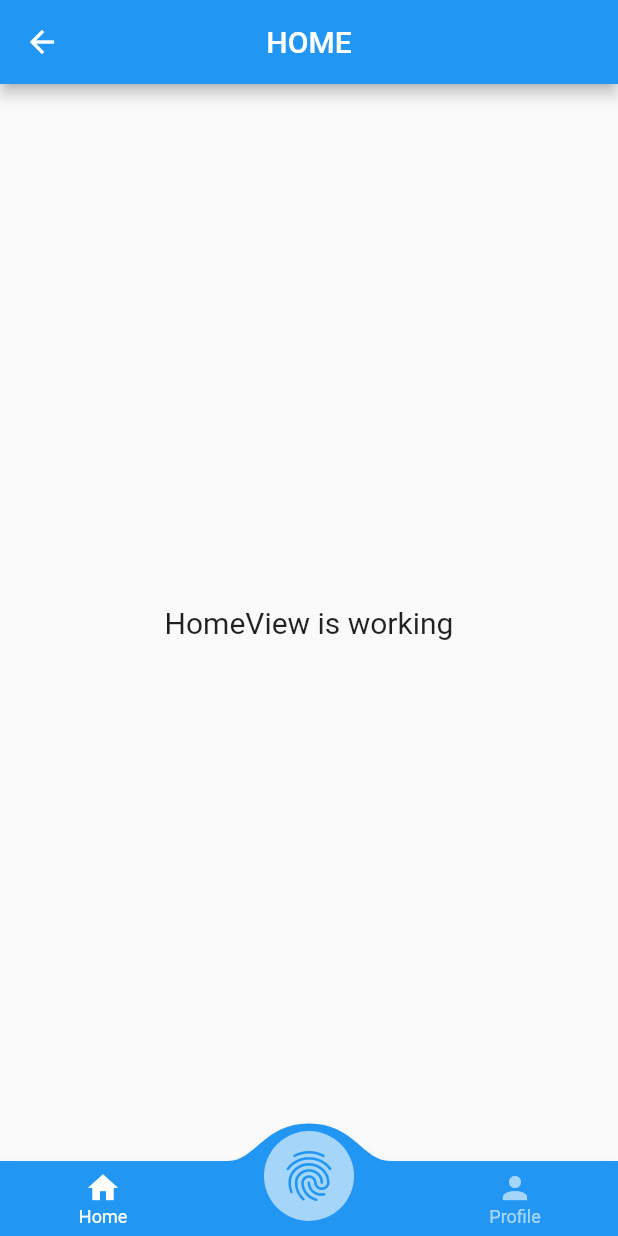
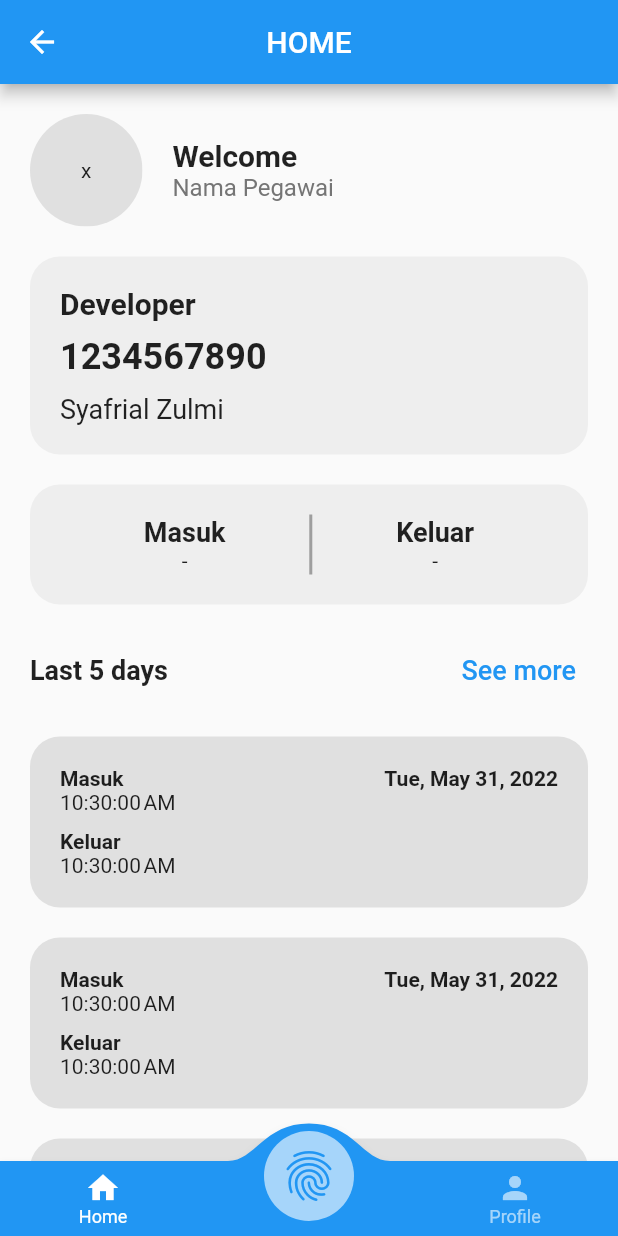
Before and after one commit to syafrialzulmi/flutter_presence4, a Flutter app: the HomeView screen opened by its route, on a phone screen of 412 x 824 dp. Run offline on Flutter 3.47's test engine with Material 2 defaults, Android fonts, the light colour scheme and no system bars; drawn by our look-alikes of convex_bottom_bar; our stand-ins replace cloud_firestore, firebase_auth, firebase_core, firebase_storage, get, image_picker; accounts and stored records are empty.

Commit message:
home view ui

```diff
--- a/lib/app/modules/home/views/home_view.dart
+++ b/lib/app/modules/home/views/home_view.dart
@@ -3,6 +3,7 @@ import 'package:flutter/material.dart';
 import 'package:flutter_presence4/app/routes/app_pages.dart';
 
 import 'package:get/get.dart';
+import 'package:intl/intl.dart';
 
 import '../controllers/home_controller.dart';
 import '../../../controllers/page_index_controller.dart';
@@ -15,18 +16,200 @@ class HomeView extends GetView<HomeController> {
       appBar: AppBar(
         title: Text('HOME'),
         centerTitle: true,
-        // actions: [
-        //   IconButton(
-        //     onPressed: () => Get.toNamed(Routes.PROFILE),
-        //     icon: Icon(Icons.person),
-        //   ),
-        // ],
       ),
-      body: Center(
-        child: Text(
-          'HomeView is working',
-          style: TextStyle(fontSize: 20),
-        ),
+      body: ListView(
+        padding: EdgeInsets.all(20),
+        children: [
+          Row(
+            crossAxisAlignment: CrossAxisAlignment.center,
+            children: [
+              ClipOval(
+                child: Container(
+                  height: 75,
+                  width: 75,
+                  color: Colors.grey[300],
+                  child: Center(
+                    child: Text("x"),
+                  ),
+                ),
+              ),
+              SizedBox(
+                width: 20,
+              ),
+              Column(
+                crossAxisAlignment: CrossAxisAlignment.start,
+                children: [
+                  Text(
+                    "Welcome",
+                    style: TextStyle(
+                      fontSize: 20,
+                      fontWeight: FontWeight.bold,
+                    ),
+                  ),
+                  Text(
+                    "Nama Pegawai",
+                    style: TextStyle(
+                      fontSize: 16,
+                      color: Colors.grey[600],
+                    ),
+                  ),
+                ],
+              ),
+            ],
+          ),
+          SizedBox(
+            height: 20,
+          ),
+          Container(
+            padding: EdgeInsets.all(20),
+            decoration: BoxDecoration(
+              borderRadius: BorderRadius.circular(20),
+              color: Colors.grey[200],
+            ),
+            child: Column(
+              crossAxisAlignment: CrossAxisAlignment.start,
+              children: [
+                Text(
+                  'Developer',
+                  style: TextStyle(
+                    fontSize: 20,
+                    fontWeight: FontWeight.bold,
+                  ),
+                ),
+                SizedBox(
+                  height: 10,
+                ),
+                Text(
+                  '1234567890',
+                  style: TextStyle(
+                    fontSize: 24,
+                    fontWeight: FontWeight.bold,
+                  ),
+                ),
+                SizedBox(
+                  height: 10,
+                ),
+                Text(
+                  'Syafrial Zulmi',
+                  style: TextStyle(
+                    fontSize: 18,
+                  ),
+                ),
+              ],
+            ),
+          ),
+          SizedBox(
+            height: 20,
+          ),
+          Container(
+            padding: EdgeInsets.all(20),
+            decoration: BoxDecoration(
+              borderRadius: BorderRadius.circular(20),
+              color: Colors.grey[200],
+            ),
+            child: Row(
+              mainAxisAlignment: MainAxisAlignment.spaceEvenly,
+              children: [
+                Column(
+                  children: [
+                    Text(
+                      'Masuk',
+                      style: TextStyle(
+                        fontSize: 18,
+                        fontWeight: FontWeight.bold,
+                      ),
+                    ),
+                    Text('-'),
+                  ],
+                ),
+                Container(
+                  width: 2,
+                  height: 40,
+                  color: Colors.grey,
+                ),
+                Column(
+                  children: [
+                    Text(
+                      'Keluar',
+                      style: TextStyle(
+                        fontSize: 18,
+                        fontWeight: FontWeight.bold,
+                      ),
+                    ),
+                    Text('-'),
+                  ],
+                )
+              ],
+            ),
+          ),
+          SizedBox(
+            height: 20,
+          ),
+          Row(
+            mainAxisAlignment: MainAxisAlignment.spaceBetween,
+            children: [
+              Text(
+                "Last 5 days",
+                style: TextStyle(
+                  fontWeight: FontWeight.bold,
+                  fontSize: 18,
+                ),
+              ),
+              TextButton(
+                onPressed: () {},
+                child: Text(
+                  "See more",
+                  style: TextStyle(
+                    fontSize: 18,
+                  ),
+                ),
+              ),
+            ],
+          ),
+          SizedBox(
+            height: 20,
+          ),
+          ListView.builder(
+            shrinkWrap: true,
+            physics: NeverScrollableScrollPhysics(),
+            itemCount: 5,
+            itemBuilder: (context, index) {
+              return Container(
+                margin: EdgeInsets.only(bottom: 20),
+                padding: EdgeInsets.all(20),
+                decoration: BoxDecoration(
+                  borderRadius: BorderRadius.circular(20),
+                  color: Colors.grey[300],
+                ),
+                child: Column(
+                  crossAxisAlignment: CrossAxisAlignment.start,
+                  children: [
+                    Row(
+                      mainAxisAlignment: MainAxisAlignment.spaceBetween,
+                      children: [
+                        Text(
+                          "Masuk",
+                          style: TextStyle(fontWeight: FontWeight.bold),
+                        ),
+                        Text("${DateFormat.yMMMEd().format(DateTime.now())}",
+                            style: TextStyle(fontWeight: FontWeight.bold)),
+                      ],
+                    ),
+                    Text("${DateFormat.jms().format(DateTime.now())}"),
+                    SizedBox(
+                      height: 10,
+                    ),
+                    Text(
+                      "Keluar",
+                      style: TextStyle(fontWeight: FontWeight.bold),
+                    ),
+                    Text("${DateFormat.jms().format(DateTime.now())}"),
+                  ],
+                ),
+              );
+            },
+          ),
+        ],
       ),
       bottomNavigationBar: ConvexAppBar(
         style: TabStyle.fixedCircle,
--- a/pubspec.yaml
+++ b/pubspec.yaml
@@ -14,6 +14,7 @@ dependencies:
   cloud_firestore: 3.1.13
   image_picker: 0.8.5+3
   convex_bottom_bar: 3.0.0
+  intl: 0.17.0
   flutter:
     sdk: flutter
 
```
Also changed, not shown: pubspec.lock.
